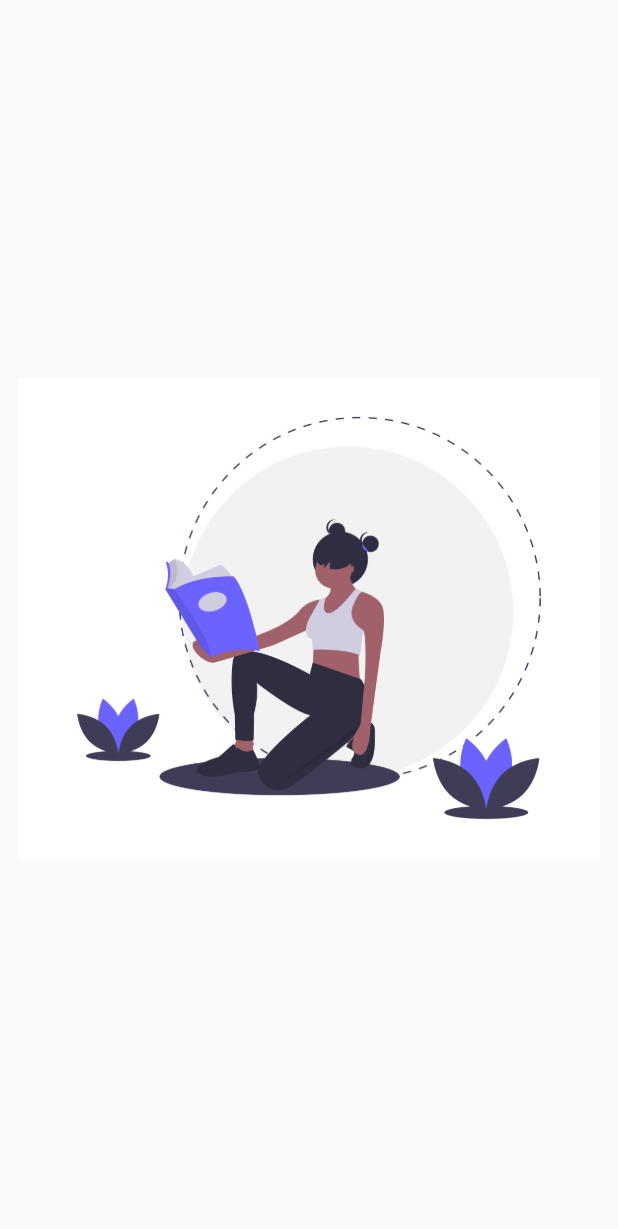
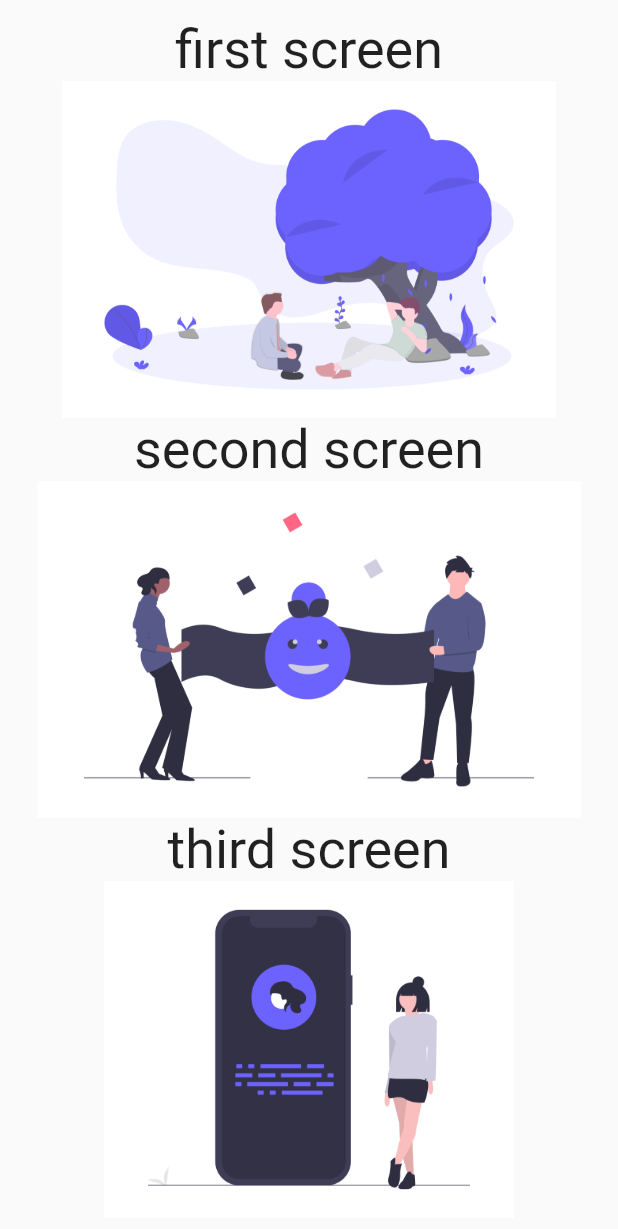
Before and after one commit to md-weber/bottom_navigation_bar_tutorial, a Flutter app: the screen it shows after launch, on a phone screen of 412 x 824 dp. Shown: the top 1229 px of the screen. Run offline on Flutter 3.47's test engine with Material 2 defaults, Android fonts, the phone set to English and light mode, and no system bars.

Commit message:
updated boilerplate

```diff
--- /dev/null
+++ b/lib/screens/child_widget.dart
@@ -0,0 +1,31 @@
+import 'package:flutter/material.dart';
+
+class ChildWidget extends StatelessWidget {
+  final AvailableNumber number;
+
+  const ChildWidget({Key key, this.number}) : super(key: key);
+
+  @override
+  Widget build(BuildContext context) {
+    String file = "";
+    if (number == AvailableNumber.First) {
+      file = "first";
+    } else if (number == AvailableNumber.Second) {
+      file = "second";
+    } else {
+      file = "third";
+    }
+
+    return Column(
+      children: <Widget>[
+        Text(
+          "$file screen",
+          style: TextStyle(fontSize: 36.0),
+        ),
+        Flexible(child: Image.asset("assets/undraw/$file.png"))
+      ],
+    );
+  }
+}
+
+enum AvailableNumber { First, Second, Third }
--- a/lib/screens/home_screen.dart
+++ b/lib/screens/home_screen.dart
@@ -1,3 +1,4 @@
+import 'package:bottom_navigation_bar_tutorial/screens/child_widget.dart';
 import 'package:flutter/material.dart';
 
 class HomeScreen extends StatelessWidget {
@@ -10,8 +11,20 @@ class HomeScreen extends StatelessWidget {
           mainAxisAlignment: MainAxisAlignment.center,
           crossAxisAlignment: CrossAxisAlignment.stretch,
           children: <Widget>[
-            Container(
-              child: Image.asset("assets/undraw_reading_book.png"),
+            Expanded(
+              child: ChildWidget(
+                number: AvailableNumber.First,
+              ),
+            ),
+            Expanded(
+              child: ChildWidget(
+                number: AvailableNumber.Second,
+              ),
+            ),
+            Expanded(
+              child: ChildWidget(
+                number: AvailableNumber.Third,
+              ),
             ),
           ],
         ),
--- a/pubspec.yaml
+++ b/pubspec.yaml
@@ -40,7 +40,7 @@ flutter:
   # the material Icons class.
   uses-material-design: true
   assets:
-    - assets/
+    - assets/undraw/
   # To add assets to your application, add an assets section, like this:
   # assets:
   #  - images/a_dot_burr.jpeg
```
Also changed, not shown: assets/undraw/first.png (added), assets/undraw/second.png (added), assets/undraw/third.png (added).
